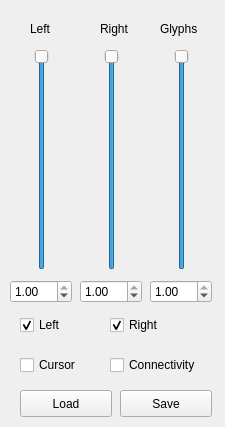
Above: displayparameters.ui from NeuroanatomyAndConnectivity/vidview before the change. Below: the same form after it.
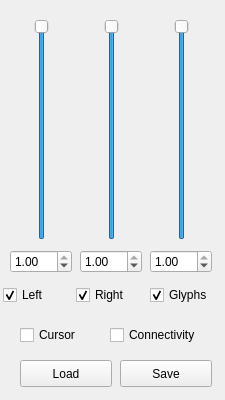
That is the form after the change.

Commit message: roi selection added standard views & view save, load, CL parameter check for empty filenames in dialogs marking nodes for ROIs / saving glyph visibility checkbox

What changed in the file:
```diff
--- a/displayparameters.ui
+++ b/displayparameters.ui
@@ -7,7 +7,7 @@
     <x>0</x>
     <y>0</y>
     <width>225</width>
-    <height>427</height>
+    <height>400</height>
    </rect>
   </property>
   <property name="windowTitle">
@@ -17,7 +17,7 @@
    <property name="geometry">
     <rect>
      <x>100</x>
-     <y>49</y>
+     <y>19</y>
      <width>23</width>
      <height>221</height>
     </rect>
@@ -33,7 +33,7 @@
    <property name="geometry">
     <rect>
      <x>80</x>
-     <y>280</y>
+     <y>250</y>
      <width>62</width>
      <height>23</height>
     </rect>
@@ -52,7 +52,7 @@
    <property name="geometry">
     <rect>
      <x>30</x>
-     <y>49</y>
+     <y>19</y>
      <width>23</width>
      <height>221</height>
     </rect>
@@ -68,7 +68,7 @@
    <property name="geometry">
     <rect>
      <x>10</x>
-     <y>280</y>
+     <y>250</y>
      <width>62</width>
      <height>23</height>
     </rect>
@@ -87,7 +87,7 @@
    <property name="geometry">
     <rect>
      <x>170</x>
-     <y>49</y>
+     <y>19</y>
      <width>23</width>
      <height>221</height>
     </rect>
@@ -103,7 +103,7 @@
    <property name="geometry">
     <rect>
      <x>150</x>
-     <y>280</y>
+     <y>250</y>
      <width>62</width>
      <height>23</height>
     </rect>
@@ -122,7 +122,7 @@
    <property name="geometry">
     <rect>
      <x>20</x>
-     <y>390</y>
+     <y>360</y>
      <width>92</width>
      <height>27</height>
     </rect>
@@ -135,7 +135,7 @@
    <property name="geometry">
     <rect>
      <x>120</x>
-     <y>390</y>
+     <y>360</y>
      <width>92</width>
      <height>27</height>
     </rect>
@@ -144,50 +144,11 @@
     <string>Save</string>
    </property>
   </widget>
-  <widget class="QLabel" name="label">
-   <property name="geometry">
-    <rect>
-     <x>30</x>
-     <y>20</y>
-     <width>31</width>
-     <height>17</height>
-    </rect>
-   </property>
-   <property name="text">
-    <string>Left</string>
-   </property>
-  </widget>
-  <widget class="QLabel" name="label_2">
-   <property name="geometry">
-    <rect>
-     <x>100</x>
-     <y>20</y>
-     <width>31</width>
-     <height>17</height>
-    </rect>
-   </property>
-   <property name="text">
-    <string>Right</string>
-   </property>
-  </widget>
-  <widget class="QLabel" name="label_3">
-   <property name="geometry">
-    <rect>
-     <x>160</x>
-     <y>20</y>
-     <width>51</width>
-     <height>17</height>
-    </rect>
-   </property>
-   <property name="text">
-    <string>Glyphs</string>
-   </property>
-  </widget>
   <widget class="QCheckBox" name="cursorBox">
    <property name="geometry">
     <rect>
      <x>20</x>
-     <y>350</y>
+     <y>320</y>
      <width>71</width>
      <height>30</height>
     </rect>
@@ -199,8 +160,8 @@
   <widget class="QCheckBox" name="rightBox_2">
    <property name="geometry">
     <rect>
-     <x>110</x>
-     <y>310</y>
+     <x>76</x>
+     <y>280</y>
      <width>71</width>
      <height>30</height>
     </rect>
@@ -215,9 +176,9 @@
   <widget class="QCheckBox" name="leftBox_2">
    <property name="geometry">
     <rect>
-     <x>20</x>
-     <y>310</y>
-     <width>71</width>
+     <x>3</x>
+     <y>280</y>
+     <width>70</width>
      <height>30</height>
     </rect>
    </property>
@@ -232,7 +193,7 @@
    <property name="geometry">
     <rect>
      <x>110</x>
-     <y>350</y>
+     <y>320</y>
      <width>111</width>
      <height>30</height>
     </rect>
@@ -241,6 +202,22 @@
     <string>Connectivity</string>
    </property>
   </widget>
+  <widget class="QCheckBox" name="glyphVisibilityBox">
+   <property name="geometry">
+    <rect>
+     <x>150</x>
+     <y>280</y>
+     <width>71</width>
+     <height>30</height>
+    </rect>
+   </property>
+   <property name="text">
+    <string>Glyphs</string>
+   </property>
+   <property name="checked">
+    <bool>true</bool>
+   </property>
+  </widget>
  </widget>
  <resources/>
  <connections/>
```
The commit also changes 12 other files.
